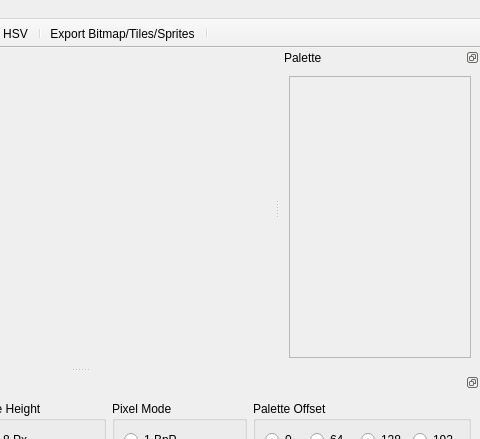
The window that src/mainwindow.ui (lriecken/Vera-Graphics-Converter) describes before a commit, drawn with Qt 5; both pictures show x 320 to 800 and y 0 to 439 of the 800 by 600 pixel window.
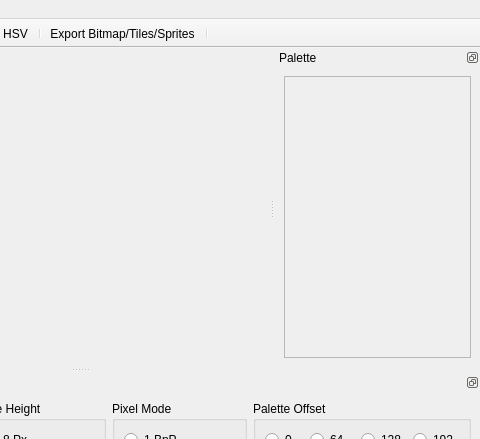
The same window after the commit. Icons and pictures are not drawn.

Commit message: increased palette size a little

What changed in the file:
```diff
--- a/src/mainwindow.ui
+++ b/src/mainwindow.ui
@@ -68,7 +68,7 @@
   <widget class="QDockWidget" name="paletteDock">
    <property name="minimumSize">
     <size>
-     <width>200</width>
+     <width>205</width>
      <height>200</height>
     </size>
    </property>
@@ -93,7 +93,7 @@
          <rect>
           <x>0</x>
           <y>0</y>
-          <width>174</width>
+          <width>179</width>
           <height>274</height>
          </rect>
         </property>
```
The commit also changes 1 other file.
